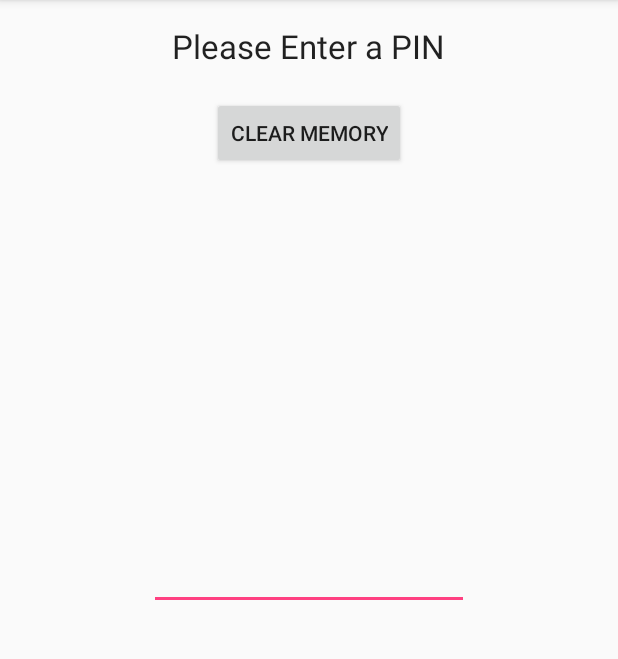
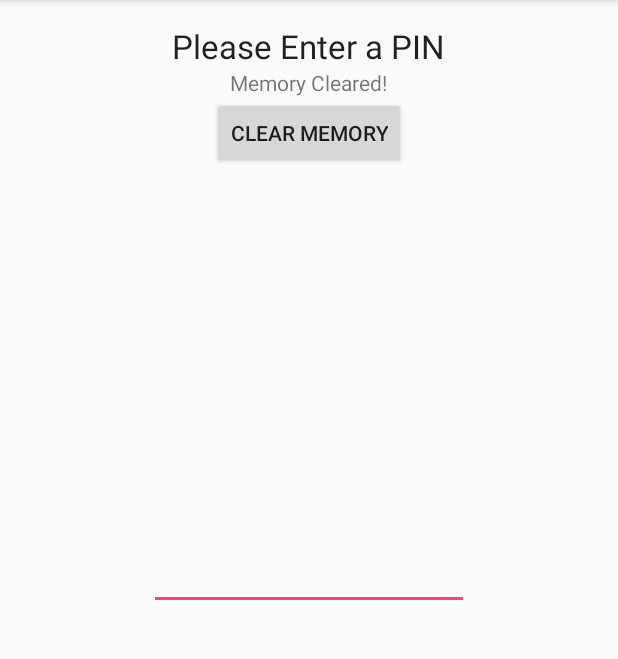
Before and after one commit to thejtshow/BluCrypt, an Android app: the screen it shows after launch (LoginActivity), after a tap on "CLEAR MEMORY", on a phone screen of 412 x 824 dp, the part 84-743 px from its top. Run offline under Robolectric (Android 15) with nearby library versions, the phone set to English and light mode, and no system bars.

```diff
--- a/Android/app/src/main/java/csce5013/blucrypt/CredentialStore.java
+++ b/Android/app/src/main/java/csce5013/blucrypt/CredentialStore.java
@@ -30,7 +30,8 @@ public class CredentialStore
         credentials = new ArrayList<>();
         this.parent = parent;
 
-        try {
+        try
+        {
             md = MessageDigest.getInstance("SHA-256");
         } catch (NoSuchAlgorithmException e)
         {
@@ -133,15 +134,13 @@ public class CredentialStore
         //update the message digest
         md.update(ByteBuffer.allocate(4).putInt(PIN).array());
 
-        byte[] test = md.digest();
-
         //return the hash
-        return test;
+        return md.digest();
     }
 
-    public void ClearMemory()
+    public int ClearMemory()
     {
         credentials = new ArrayList<>();
-        StoreCredentials();
+        return StoreCredentials();
     }
 }
--- a/Android/app/src/main/java/csce5013/blucrypt/LoginActivity.java
+++ b/Android/app/src/main/java/csce5013/blucrypt/LoginActivity.java
@@ -17,8 +17,6 @@ public class LoginActivity extends AppCompatActivity {
 
     private CredentialStore credentials;
     private TextView infoText, infoText2;
-    private EditText PINField;
-    private Button clearMemory;
 
     @Override
     protected void onCreate(Bundle savedInstanceState)
@@ -27,12 +25,12 @@ public class LoginActivity extends AppCompatActivity {
         setContentView(R.layout.activity_login);
 
         //instantiate credentials library, pass boolean if keystore exists
-        credentials = new CredentialStore((new File(this.getFilesDir() + "keystore").exists() && !(new File("keystore").isDirectory())), this);
+        credentials = new CredentialStore((new File(this.getFilesDir() + "keystore").exists() && !(new File(this.getFilesDir() + "keystore").isDirectory())), this);
 
-        PINField = (EditText) findViewById(R.id.PINField);
+        EditText PINField = (EditText) findViewById(R.id.PINField);
         infoText = (TextView) findViewById(R.id.infoText);
         infoText2 = (TextView) findViewById(R.id.infoText2);
-        clearMemory = (Button) findViewById(R.id.clearMemory);
+        Button clearMemory = (Button) findViewById(R.id.clearMemory);
 
         final AlertDialog.Builder builder = new AlertDialog.Builder(this);
         PINField.addTextChangedListener(new TextWatcher() {
@@ -47,45 +45,43 @@ public class LoginActivity extends AppCompatActivity {
             }
 
             @Override
-            public void afterTextChanged(Editable s)
-            {
-                if (s.length() == 6)
-                {
+            public void afterTextChanged(Editable s) {
+                if (s.length() == 6) {
                     final int PIN = Integer.valueOf(s.toString());
 
                     //clear the text field here regardless -- aesthetics
                     s.clear();
 
-                    if(credentials.HasCredentials())
-                    {
-                        if(credentials.CheckCredential(PIN))
-                        {
+                    if (credentials.HasCredentials()) {
+                        if (credentials.CheckCredential(PIN)) {
                             //log in
                             Login();
 
                             infoText2.setText("");
-                        }
-                        else
-                        {
+                        } else {
                             //do not log in. Must log in to add a new credential
                             infoText.setText("Failed!!!");
                         }
-                    }
-                    else
-                    {
+                    } else {
                         DialogInterface.OnClickListener dialogClickListener = new DialogInterface.OnClickListener() {
                             @Override
                             public void onClick(DialogInterface dialog, int which) {
-                                switch (which){
+                                switch (which) {
                                     case DialogInterface.BUTTON_POSITIVE:
                                         //add PIN to the credential store
-                                        credentials.AddCredential(PIN);
+                                        if (credentials.AddCredential(PIN) == 0)
+                                        {
+                                            //display a debug message
+                                            infoText2.setText("Added PIN to credential store");
 
-                                        //display a debug message
-                                        infoText2.setText("Added PIN to credential store");
-
-                                        //now log the user in
-                                        Login();
+                                            //now log the user in
+                                            Login();
+                                        }
+                                        else
+                                        {
+                                            infoText2.setText("PIN addition failed");
+                                            infoText.setText("Failed!!!");
+                                        }
                                         break;
 
                                     case DialogInterface.BUTTON_NEGATIVE:
@@ -103,8 +99,11 @@ public class LoginActivity extends AppCompatActivity {
 
         clearMemory.setOnClickListener(new View.OnClickListener() {
             @Override
-            public void onClick(View v) {
-                credentials.ClearMemory();
+            public void onClick(View v)
+            {
+                if (credentials.ClearMemory() == 0)
+                    infoText2.setText("Memory Cleared!");
+                else infoText2.setText("Memory Clearance Failed!!!");
             }
         });
     }
```
